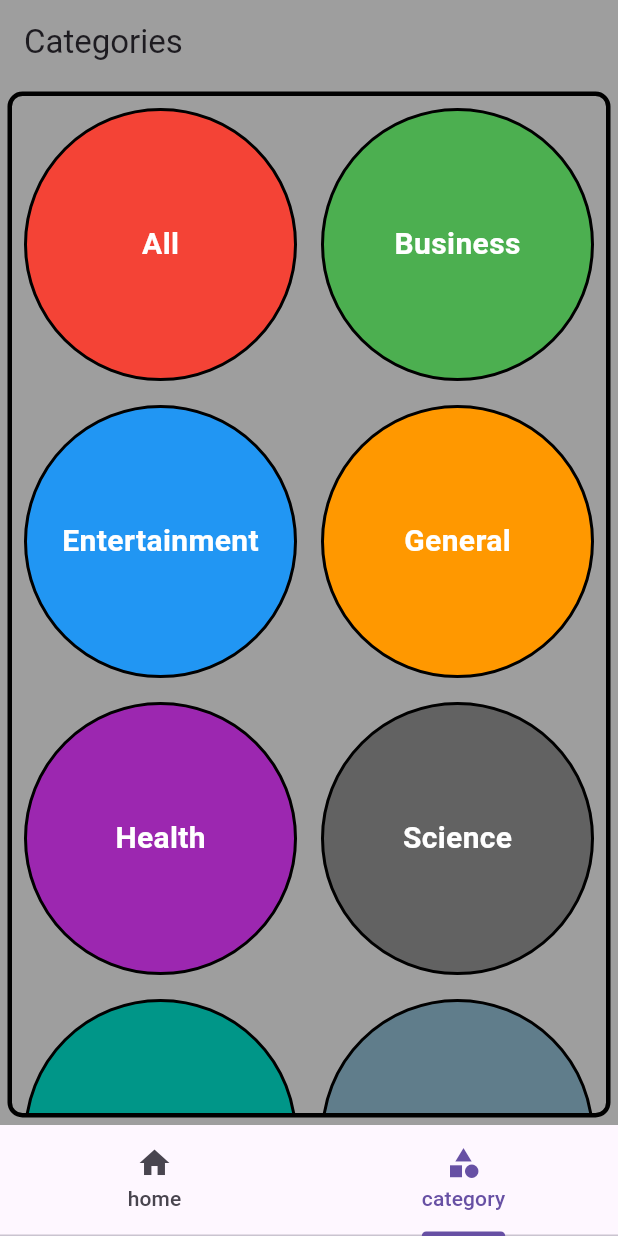
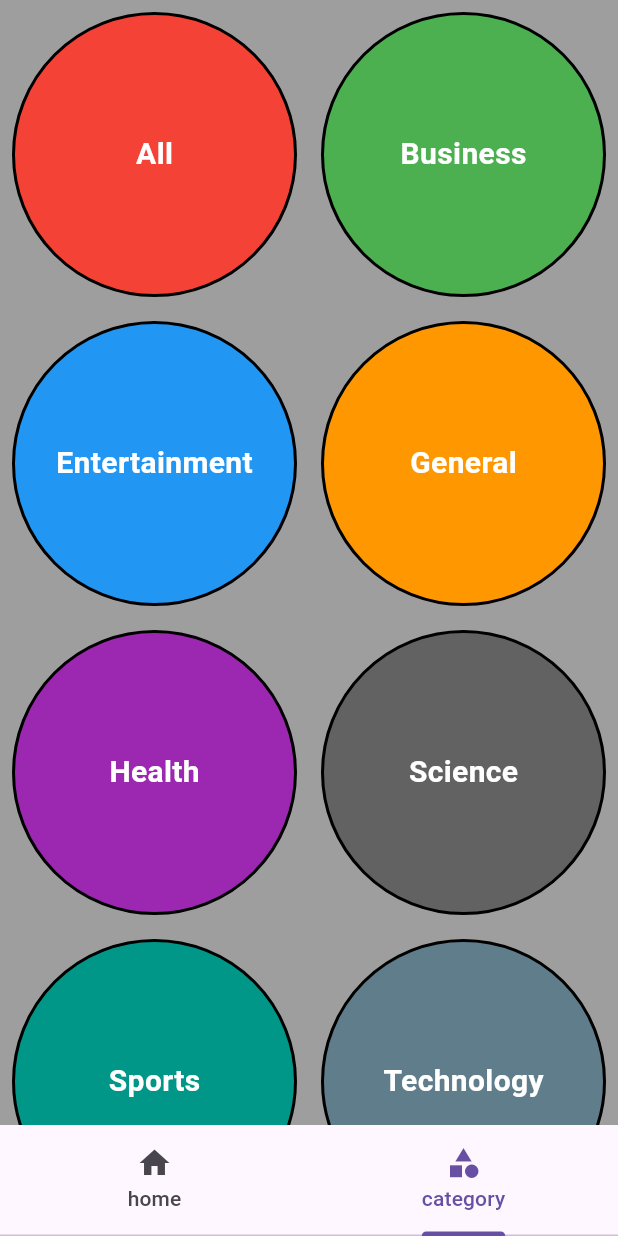
Before and after one commit to hemantjamdev/news, a Flutter app: the screen it shows after launch, tab 2 chosen, on a phone screen of 412 x 824 dp. Run offline on Flutter 3.47's test engine with Material 2 defaults, Android fonts, the phone set to English and light mode, and no system bars; our stand-ins replace connectivity_plus, flutter_bloc, lottie, shimmer, webview_flutter; missing offline and left inert: news_api_flutter_package; network calls fail.

Commit message:
icon/splash

```diff
--- a/lib/modules/category/category_list_page.dart
+++ b/lib/modules/category/category_list_page.dart
@@ -31,24 +31,12 @@ class CategoryPage extends StatelessWidget {
   @override
   Widget build(BuildContext context) {
     return Scaffold(
-      appBar: AppBar(
-        elevation: 0,
+      extendBodyBehindAppBar: true,
       backgroundColor: AppColors.grey,
-        title: const Text("Categories"),
-      ),
-      backgroundColor: AppColors.grey,
-      body: Container(
-        height: MediaQuery.of(context).size.height,
-        width: MediaQuery.of(context).size.width,
-        margin: const EdgeInsets.all(5),
-        decoration: BoxDecoration(
-            borderRadius: const BorderRadius.all(Radius.circular(10)),
-            color: AppColors.grey,
-            border: Border.all(color: AppColors.black, width: 3)),
-        child: GridView.builder(
+      body: GridView.builder(
         itemCount: 8,
-            gridDelegate: const SliverGridDelegateWithFixedCrossAxisCount(
-                crossAxisCount: 2),
+        gridDelegate:
+            const SliverGridDelegateWithFixedCrossAxisCount(crossAxisCount: 2),
         itemBuilder: (context, index) {
           return Padding(
             padding: const EdgeInsets.all(8.0),
@@ -64,7 +52,7 @@ class CategoryPage extends StatelessWidget {
                 width: 150,
                 height: 150,
                 decoration: BoxDecoration(
-                      border: Border.all(color: Colors.black, width: 2),
+                  border: Border.all(color: AppColors.black, width: 2),
                   color: colors[index % colors.length],
                   shape: BoxShape.circle,
                 ),
@@ -81,41 +69,7 @@ class CategoryPage extends StatelessWidget {
               ),
             ),
           );
-            })
-        /*Stack(
-          children: [
-            for (int i = 0; i < categories.length; i++)
-              Positioned(
-                top: top[i],
-                left: right[i],
-                child: GestureDetector(
-                  onTap: () {
-                    Navigator.pushNamed(context, "/categoryDetails",
-                        arguments: categories[i]);
         },
-                  child: Container(
-                    width: 150,
-                    height: 150,
-                    decoration: BoxDecoration(
-                      color: colors[i % colors.length],
-                      shape: BoxShape.circle,
-                    ),
-                    child: Center(
-                      child: Text(
-                        categories[i],
-                        style: const TextStyle(
-                          color: AppColors.white,
-                          fontWeight: FontWeight.bold,
-                          fontSize: 20.0,
-                        ),
-                      ),
-                    ),
-                  ),
-                ),
-              ),
-          ],
-        )*/
-        ,
       ),
     );
   }
--- a/lib/modules/headlines/headline_page.dart
+++ b/lib/modules/headlines/headline_page.dart
@@ -4,10 +4,7 @@ import 'package:news/modules/headlines/headline_bloc.dart';
 import 'package:news/widgets/new_loading.dart';
 import 'package:news/widgets/news_list.dart';
 import 'package:news/widgets/search.dart';
-import 'package:news_api_flutter_package/model/article.dart';
 
-import '../../widgets/news_widget.dart';
-import '../../widgets/shimmer_box.dart';
 
 class HeadLinePage extends StatefulWidget {
   const HeadLinePage({Key? key}) : super(key: key);
@@ -26,7 +23,7 @@ class _HeadLinePageState extends State<HeadLinePage> {
   Widget build(BuildContext context) {
     BlocProvider.of<HeadlineBloc>(context).add(FetchHeadlines());
     return Scaffold(
-      appBar: AppBar(title: const Text("Headlines")),
+      appBar: AppBar(title: const Text("Top Headlines")),
       body: Column(
         children: [
           Search(
--- a/lib/news_app.dart
+++ b/lib/news_app.dart
@@ -1,11 +1,6 @@
 import 'package:flutter/material.dart';
-import 'package:lottie/lottie.dart';
-import 'package:news/constants/strings.dart';
-import 'package:news/modules/internet/internet_bloc.dart';
 import 'package:news/presentation/splash.dart';
 import 'package:news/routes.dart';
-import 'package:flutter_bloc/flutter_bloc.dart';
-import 'presentation/home_page.dart';
 
 class NewsApp extends StatelessWidget {
   const NewsApp({Key? key}) : super(key: key);
@@ -13,6 +8,7 @@ class NewsApp extends StatelessWidget {
   @override
   Widget build(BuildContext context) {
     return MaterialApp(
+      title: "News",
       onGenerateRoute: Routes.onRouteGenerate,
       debugShowCheckedModeBanner: false,
       theme: ThemeData(brightness: Brightness.light, useMaterial3: true),
--- a/lib/presentation/full_article.dart
+++ b/lib/presentation/full_article.dart
@@ -25,7 +25,7 @@ class _FullArticleState extends State<FullArticle> {
   Widget build(BuildContext context) {
     return Scaffold(
       body: SafeArea(
-          child: Container(child: WebViewWidget(controller: controller))),
+          child: WebViewWidget(controller: controller)),
     );
   }
 }
--- a/lib/presentation/news_details.dart
+++ b/lib/presentation/news_details_page.dart
@@ -1,4 +1,3 @@
-import 'dart:developer';
 
 import 'package:flutter/gestures.dart';
 import 'package:flutter/material.dart';
@@ -13,7 +12,6 @@ class NewsDetails extends StatelessWidget {
   final GlobalKey<NavigatorState> navigatorKey = GlobalKey<NavigatorState>();
 
   handTap(BuildContext context) {
-    log("---------tappeddd--------");
     Navigator.pushNamed(
       context,
       "/fullArticle",
--- a/lib/presentation/splash.dart
+++ b/lib/presentation/splash.dart
@@ -1,5 +1,4 @@
 import 'dart:async';
-import 'dart:developer';
 
 import 'package:flutter/material.dart';
 import 'package:lottie/lottie.dart';
--- a/lib/routes.dart
+++ b/lib/routes.dart
@@ -5,8 +5,7 @@ import 'package:news/presentation/full_article.dart';
 import 'package:news/presentation/home_page.dart';
 import 'package:news/modules/category/category_bloc.dart';
 import 'package:news/modules/category/category_detail.dart';
-import 'package:news/modules/headlines/headline_page.dart';
-import 'package:news/presentation/news_details.dart';
+import 'package:news/presentation/news_details_page.dart';
 import 'package:news_api_flutter_package/model/article.dart';
 
 import 'modules/internet/internet_bloc.dart';
@@ -48,7 +47,7 @@ class MyCustomRoute<T> extends MaterialPageRoute<T> {
   MyCustomRoute(
       {required WidgetBuilder builder, required RouteSettings settings})
       : super(builder: builder, settings: settings);
-  final begin = Offset(0.0, 1.0);
+  final begin = const Offset(0.0, 1.0);
   final end = Offset.zero;
   final curve = Curves.ease;
 
--- a/lib/widgets/new_loading.dart
+++ b/lib/widgets/new_loading.dart
@@ -1,10 +1,5 @@
 import 'package:flutter/material.dart';
-import 'package:flutter_bloc/flutter_bloc.dart';
-import 'package:news/modules/headlines/headline_bloc.dart';
-import 'package:news/widgets/search.dart';
-import 'package:news_api_flutter_package/model/article.dart';
 
-import '../../widgets/news_widget.dart';
 import '../../widgets/shimmer_box.dart';
 class NewsLoading extends StatelessWidget {
   const NewsLoading({super.key});
--- a/lib/widgets/news_list.dart
+++ b/lib/widgets/news_list.dart
@@ -1,11 +1,7 @@
 import 'package:flutter/material.dart';
-import 'package:flutter_bloc/flutter_bloc.dart';
-import 'package:news/modules/headlines/headline_bloc.dart';
-import 'package:news/widgets/search.dart';
 import 'package:news_api_flutter_package/model/article.dart';
 
 import '../../widgets/news_widget.dart';
-import '../../widgets/shimmer_box.dart';
 class NewsList extends StatelessWidget {
   final List<Article> articles;
 
--- a/lib/widgets/search.dart
+++ b/lib/widgets/search.dart
@@ -53,7 +53,7 @@ class Search extends StatelessWidget {
                 ),
                 hintText: "Search News",
                 labelText: "Search News"),
-            onChanged: onSearch,
+            onSubmitted:controller.text.isNotEmpty? onSearch:null,
           ),
         ),
       ],
```
Also changed, not shown: lib/modules/category/category_detail.dart (+2 -27 lines), 55 other files. Lines whose indentation alone changed are shown as unchanged.
